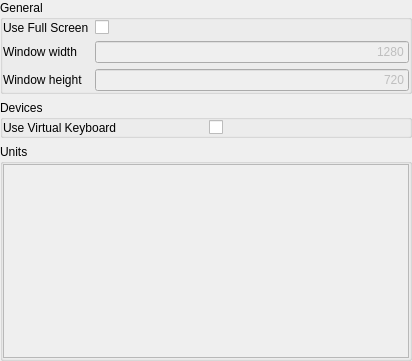
The window that ui/settings/Main.ui (OpenFairWind/FairWindSK) describes before a commit, drawn with Qt 5.
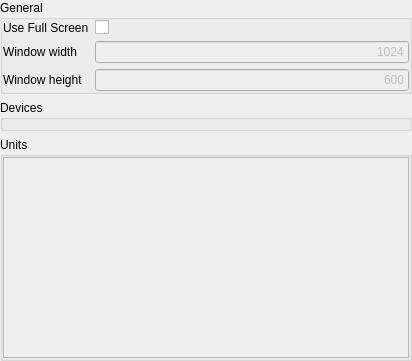
The same window after the commit.

Commit message: Removed virtual keyboard configuration

Diff of the .ui file:
```diff
--- a/ui/settings/Main.ui
+++ b/ui/settings/Main.ui
@@ -74,7 +74,7 @@
          <bool>false</bool>
         </property>
         <property name="text">
-         <string>1280</string>
+         <string>1024</string>
         </property>
         <property name="alignment">
          <set>Qt::AlignmentFlag::AlignRight|Qt::AlignmentFlag::AlignTrailing|Qt::AlignmentFlag::AlignVCenter</set>
@@ -97,7 +97,7 @@
          <bool>false</bool>
         </property>
         <property name="text">
-         <string>720</string>
+         <string>600</string>
         </property>
         <property name="alignment">
          <set>Qt::AlignmentFlag::AlignRight|Qt::AlignmentFlag::AlignTrailing|Qt::AlignmentFlag::AlignVCenter</set>
@@ -145,7 +145,7 @@
            <x>0</x>
            <y>0</y>
            <width>404</width>
-           <height>192</height>
+           <height>215</height>
           </rect>
          </property>
          <layout class="QGridLayout" name="gridLayout_Measures"/>
@@ -179,20 +179,6 @@
       <property name="bottomMargin">
        <number>0</number>
       </property>
-      <item row="0" column="0">
-       <widget class="QLabel" name="label_virtualkeyboard">
-        <property name="text">
-         <string>Use Virtual Keyboard</string>
-        </property>
-       </widget>
-      </item>
-      <item row="0" column="1">
-       <widget class="QCheckBox" name="checkBox_virtualkeboard">
-        <property name="text">
-         <string/>
-        </property>
-       </widget>
-      </item>
      </layout>
     </widget>
    </item>
```
The commit also changes 3 other files.
